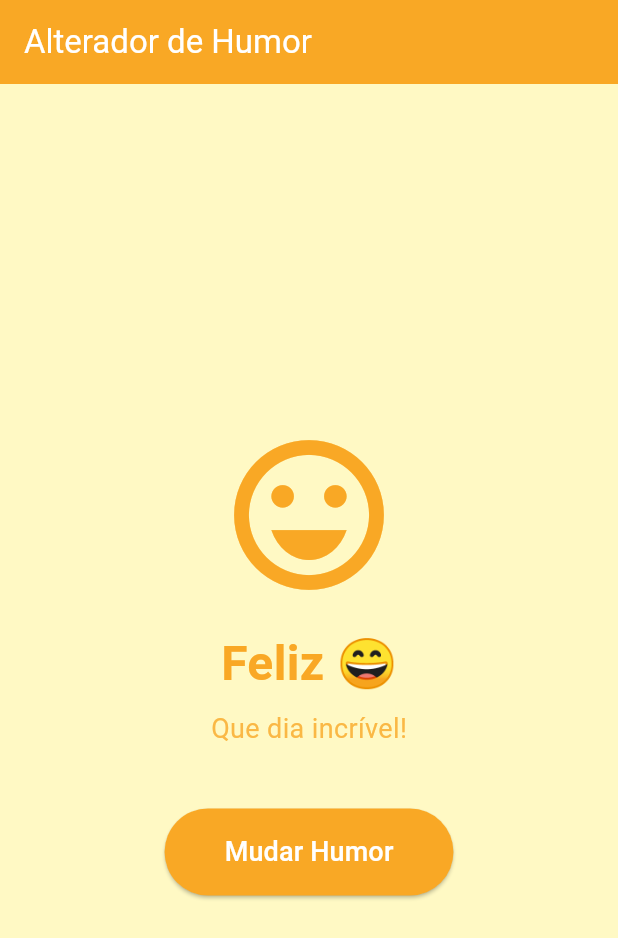
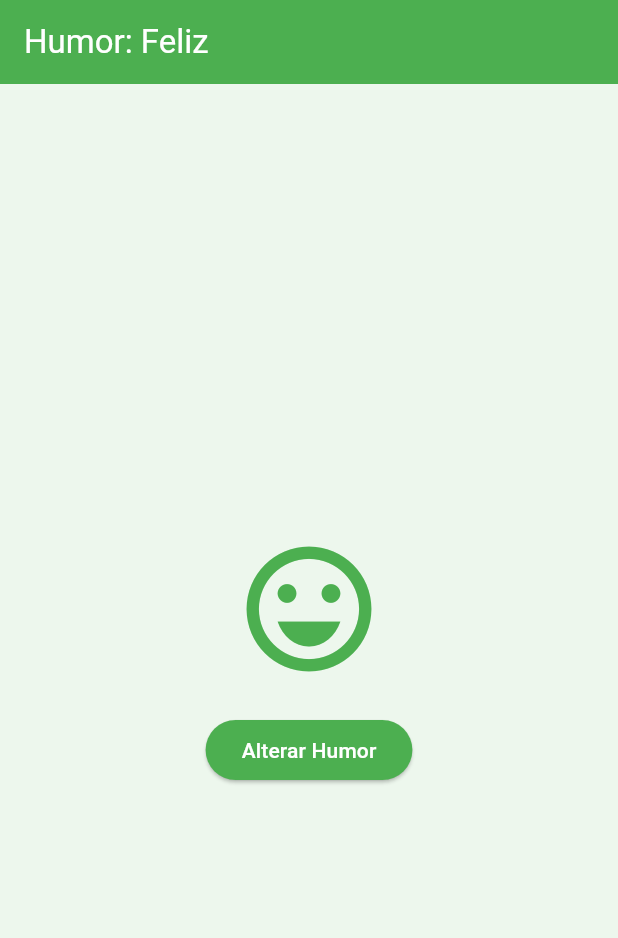
Before and after one commit to MariaEduarda-Nepo/PDM26, a Flutter app: the screen it shows after launch, on a phone screen of 412 x 824 dp. Shown: the top 938 px of the screen. Run offline on Flutter 3.47's test engine with Material 3 defaults, Android fonts, the light colour scheme and no system bars.

Commit message:
atualizações

```diff
--- a/humor/lib/main.dart
+++ b/humor/lib/main.dart
@@ -3,124 +3,45 @@ import 'package:flutter/material.dart';
 void main() {
   runApp(MaterialApp(
     debugShowCheckedModeBanner: false,
-    home: HumorApp(),
-  ));
+    home: HumorAPP()));
 }
 
-class HumorApp extends StatefulWidget {
+class HumorAPP extends StatefulWidget {
   @override
-  _HumorAppState createState() => _HumorAppState();
+  _HumorAPPState createState() => _HumorAPPState();
 }
 
-class _HumorAppState extends State<HumorApp> {
-  int humor = 0; // 0 = feliz, 1 = neutro, 2 = bravo
+class _HumorAPPState extends State<HumorAPP>{
+  int humorIndex = 0;
+  List<String> humores = ["Feliz", "Neutro", "Bravo"];
+  List<IconData> icons = [Icons.sentiment_very_satisfied, Icons.sentiment_neutral, Icons.sentiment_very_dissatisfied];
+  List<Color> cores = [Colors.green, Colors.blue, Colors.red];
 
   void alternarHumor() {
     setState(() {
-      humor = (humor + 1) % 3;
+      humorIndex = (humorIndex + 1) % humores.length;
     });
-  }
-
-  Color get corFundo {
-    switch (humor) {
-      case 0: return Color(0xFFFFF9C4); // amarelo claro
-      case 1: return Color(0xFFE0E0E0); // cinza
-      case 2: return Color(0xFFFFCDD2); // vermelho claro
-      default: return Colors.white;
-    }
-  }
-
-  Color get corPrimaria {
-    switch (humor) {
-      case 0: return Color(0xFFF9A825); // amarelo
-      case 1: return Color(0xFF757575); // cinza escuro
-      case 2: return Color(0xFFC62828); // vermelho escuro
-      default: return Colors.black;
-    }
-  }
-
-  IconData get icone {
-    switch (humor) {
-      case 0: return Icons.sentiment_very_satisfied;
-      case 1: return Icons.sentiment_neutral;
-      case 2: return Icons.sentiment_very_dissatisfied;
-      default: return Icons.sentiment_neutral;
-    }
-  }
-
-  String get nomeHumor {
-    switch (humor) {
-      case 0: return 'Feliz 😄';
-      case 1: return 'Neutro 😐';
-      case 2: return 'Bravo 😠';
-      default: return '';
-    }
-  }
-
-  String get mensagem {
-    switch (humor) {
-      case 0: return 'Que dia incrível!';
-      case 1: return 'Tudo bem por aqui.';
-      case 2: return 'Me deixa em paz!';
-      default: return '';
-    }
   }
 
   @override
   Widget build(BuildContext context) {
     return Scaffold(
-      backgroundColor: corFundo,
+      backgroundColor: cores[humorIndex].withOpacity(0.1),
       appBar: AppBar(
-        backgroundColor: corPrimaria,
-        title: Text(
-          'Alterador de Humor',
-          style: TextStyle(color: Colors.white),
-        ),
+        backgroundColor: cores[humorIndex],
+        title: Text("Humor: ${humores[humorIndex]}", style: TextStyle(color: Colors.white)),
       ),
       body: Center(
         child: Column(
           mainAxisAlignment: MainAxisAlignment.center,
           children: [
-            Icon(
-              icone,
-              size: 120,
-              color: corPrimaria,
-            ),
-            SizedBox(height: 16),
-            Text(
-              nomeHumor,
-              style: TextStyle(
-                fontSize: 32,
-                fontWeight: FontWeight.bold,
-                color: corPrimaria,
-              ),
-            ),
-            SizedBox(height: 8),
-            Text(
-              mensagem,
-              style: TextStyle(
-                fontSize: 18,
-                color: corPrimaria.withOpacity(0.8),
-              ),
-            ),
-            SizedBox(height: 40),
+            Icon(icons[humorIndex], size: 100, color: cores[humorIndex]),
+            SizedBox(height: 20),
             ElevatedButton(
               onPressed: alternarHumor,
-              style: ElevatedButton.styleFrom(
-                backgroundColor: corPrimaria,
-                padding: EdgeInsets.symmetric(horizontal: 40, vertical: 16),
-                shape: RoundedRectangleBorder(
-                  borderRadius: BorderRadius.circular(30),
-                ),
-              ),
-              child: Text(
-                'Mudar Humor',
-                style: TextStyle(
-                  color: Colors.white,
-                  fontSize: 18,
-                ),
-              ),
-            ),
+              style: ElevatedButton.styleFrom(backgroundColor: cores[humorIndex]),
+              child: Text("Alterar Humor", style: TextStyle(color: Colors.white)),
+            )
           ],
         ),
       ),
```
Also changed, not shown: 1 other file.
